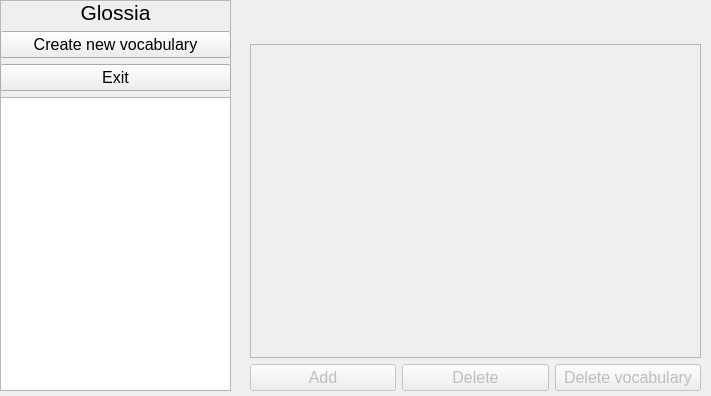
Old version of the form ui/mainwindow/mainwindow.ui in the repository lefffty/Glossia.
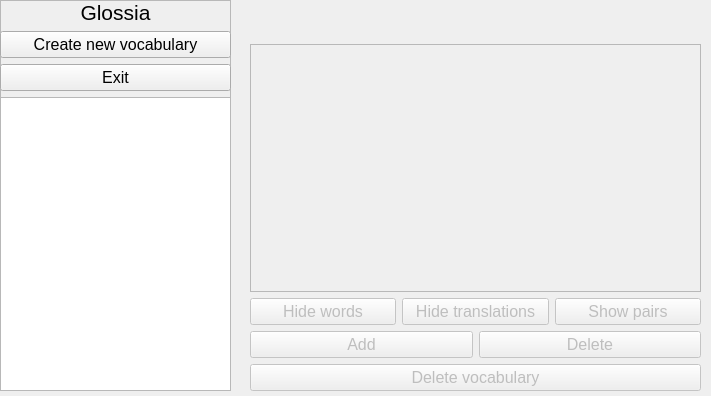
New version of the form. Icons and pictures are not drawn.

Commit message: Add "Hide Words", "Hide Translations", "Show Pairs"

Patch:
```diff
--- a/ui/mainwindow/mainwindow.ui
+++ b/ui/mainwindow/mainwindow.ui
@@ -141,6 +141,46 @@
         </property>
        </widget>
       </item>
+      <item>
+       <layout class="QHBoxLayout" name="horizontalLayout_3">
+        <item>
+         <widget class="QPushButton" name="hideWordsBtn">
+          <property name="font">
+           <font>
+            <pointsize>12</pointsize>
+           </font>
+          </property>
+          <property name="text">
+           <string>Hide words</string>
+          </property>
+         </widget>
+        </item>
+        <item>
+         <widget class="QPushButton" name="hideTranslationsBtn">
+          <property name="font">
+           <font>
+            <pointsize>12</pointsize>
+           </font>
+          </property>
+          <property name="text">
+           <string>Hide translations</string>
+          </property>
+         </widget>
+        </item>
+        <item>
+         <widget class="QPushButton" name="showPairsBtn">
+          <property name="font">
+           <font>
+            <pointsize>12</pointsize>
+           </font>
+          </property>
+          <property name="text">
+           <string>Show pairs</string>
+          </property>
+         </widget>
+        </item>
+       </layout>
+      </item>
       <item>
        <layout class="QHBoxLayout" name="horizontalLayout">
         <item>
@@ -167,6 +207,10 @@
           </property>
          </widget>
         </item>
+       </layout>
+      </item>
+      <item>
+       <layout class="QHBoxLayout" name="horizontalLayout_2">
         <item>
          <widget class="QPushButton" name="deleteVocabBtn">
           <property name="font">
```
Left out of the diff: 6 changed lines with no effect on the pictures. The commit also changes 13 other files.
